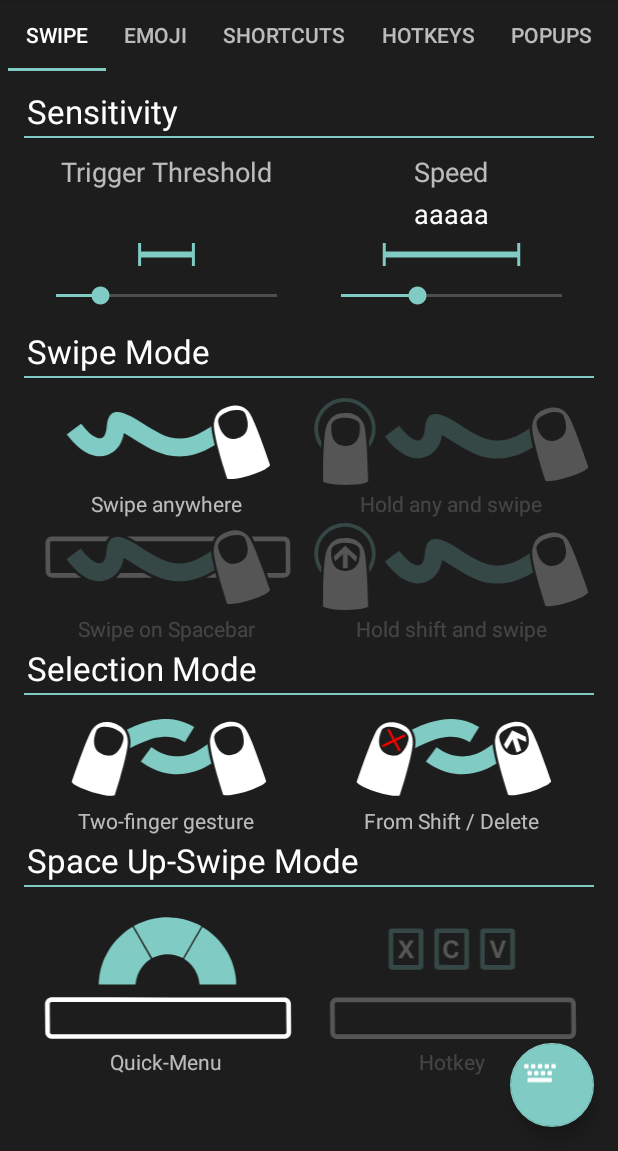
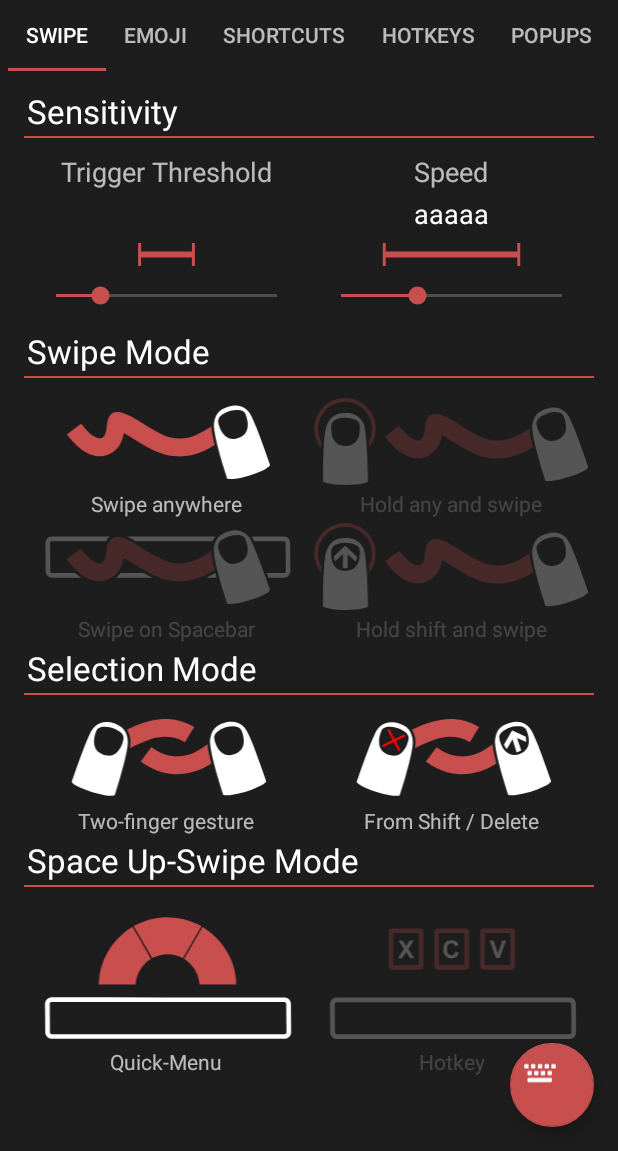
Before and after one commit to Nordskog/SwiftKeyExi, an Android app: the screen it shows after launch (MainActivity), on a phone screen of 412 x 824 dp, the part 85-1236 px from its top. Run offline under Robolectric (Android 15) with nearby library versions, the phone set to English and light mode, and no system bars; 3 statements that could not run were skipped.

Commit message:
Cleaned up styles, added material attribute aliases that can actually be accessed

```diff
--- a/app/src/main/res/values-v11/styles.xml
+++ b/app/src/main/res/values-v11/styles.xml
@@ -4,7 +4,7 @@
         Base application theme for API 11+. This theme completely replaces
         AppBaseTheme from res/values/styles.xml on API 11+ devices.
     -->
-    <style name="AppBaseTheme" parent="Theme.AppCompat.NoActionBar">
+    <style name="AppBaseTheme" parent="Theme.AppCompat.Light.NoActionBar">
         <!-- API 11 theme customizations can go here. -->
     </style>
 
--- a/app/src/main/res/values-v14/styles.xml
+++ b/app/src/main/res/values-v14/styles.xml
@@ -5,11 +5,8 @@
         AppBaseTheme from BOTH res/values/styles.xml and
         res/values-v11/styles.xml on API 14+ devices.
     -->
-    <style name="AppBaseTheme" parent="Theme.AppCompat.NoActionBar">
+    <style name="AppBaseTheme" parent="Theme.AppCompat">
         <!-- API 14 theme customizations can go here. -->
-        <item name="colorAccent">@color/colorAccent</item>
-
-
 
 
     </style>
--- a/app/src/main/res/values-v21/styles.xml
+++ b/app/src/main/res/values-v21/styles.xml
@@ -1,30 +1,9 @@
 <?xml version="1.0" encoding="utf-8"?>
 <resources>
 
-    <style name="AppBaseTheme" parent="Theme.AppCompat.NoActionBar">
-        <!-- API 14 theme customizations can go here. -->
-        <item name="colorAccent">@color/colorAccent</item>
-        <item name="android:statusBarColor">@android:color/black</item>
-
+    <style name="AppBaseTheme" parent="Theme.AppCompat">
+        <!-- API 21 theme customizations can go here. -->
 
     </style>
 
-    <style name="AppTheme" parent="Theme.AppCompat">
-        <!-- All customizations that are NOT specific to a particular API-level can go here. -->
-
-        <!-- <item name="android:alertDialogStyle"> @style/mydialogtheme </item> -->
-        <item name="preferenceTheme">@style/PreferenceThemeOverlay</item>
-        <item name="android:statusBarColor">@android:color/black</item>
-        <item name="android:colorBackground">@color/background_material_dark</item>
-    </style>
-
-    <style name="AppThemeLight" parent="Theme.AppCompat.Light">
-        <!-- All customizations that are NOT specific to a particular API-level can go here. -->
-
-        <!-- <item name="android:alertDialogStyle"> @style/mydialogtheme </item> -->
-        <item name="preferenceTheme">@style/PreferenceThemeOverlay</item>
-        <item name="android:colorForeground">@color/foreground_material_light</item>
-        <item name="android:statusBarColor">@android:color/black</item>
-        <item name="android:textColorPrimary">@color/primary_text_material_light</item>
-    </style>
 </resources>
--- a/app/src/main/res/values/colors.xml
+++ b/app/src/main/res/values/colors.xml
@@ -4,19 +4,29 @@
     <color name="global_background_color">#232323</color>
     <color name="standard_text_color">#777777</color>
 
-    <!-- Duplicate of material colors because kitkat is kitkat -->
+
+    <!-- Duplicate of material colors because kitkat is kitkat. Are these still needed? -->
     <color name="colorAccent">#FFC94E4E</color>
     <color name="accent_material_light_1">#003df5</color>
 
 
+    <color name="transparent">#00FFFFFF</color>
+
+    <!-- Non-default style values -->
     <color name="quick_men_default_color">#2d5bc6</color>
-    <color name="accent_material_light">#c94e4e</color>
+
+    <color name="card_background_light">#dee6e6e6</color>
+    <color name="card_background_dark">#de262626</color>
+
+
+    <color name="accent_material_light">#ff4873</color>
+    <color name="accent_material_dark">#c94e4e</color>
     <color name="primary_dark_material_dark">#0f0f0f</color>
     <color name="primary_dark_material_light">#c4c4c4</color>
     <color name="primary_material_dark">#1a1a1a</color>
     <color name="background_material_dark">#1d1d1d</color>
     <color name="foreground_material_light">#212121</color>
-    <color name="primary_text_default_material_light">#de1c1c1c</color>
-    <color name="primary_text_material_light">#de262626</color>
+    <color name="primary_text_material_dark">#e9e9e9</color>
+    <color name="primary_text_material_light">#262626</color>
 
 </resources>
--- a/app/src/main/res/values/styles.xml
+++ b/app/src/main/res/values/styles.xml
@@ -1,25 +1,14 @@
 <resources>
 
-    <!--
-        Base application theme, dependent on API level. This theme is replaced
-        by AppBaseTheme from res/values-vXX/styles.xml on newer devices.
-    -->
+
     <style name="AppBaseTheme" parent="Theme.AppCompat">
-        <!--
-            Theme customizations available in newer API levels can go in
-            res/values-vXX/styles.xml, while customizations related to
-            backward-compatibility can go here.
-        -->
+
+        <!--    Wisdom of the ancients: While just about everything will work fine even if you don't
+                define an AppBaseTheme like this, custom attributes will silently fail with cryptic error
+                messages. -->
     </style>
 
-    <style name="AppBaseThemeLight" parent="Theme.AppCompat.Light">
-        <!--
-            Theme customizations available in newer API levels can go in
-            res/values-vXX/styles.xml, while customizations related to
-            backward-compatibility can go here.
-        -->
 
-    </style>
 
     <!-- Application theme. -->
     <style name="AppTheme" parent="Theme.AppCompat">
@@ -28,7 +17,13 @@
        <!-- <item name="android:alertDialogStyle"> @style/mydialogtheme </item> -->
         <item name="preferenceTheme">@style/PreferenceThemeOverlay</item>
         <item name="android:colorBackground">@color/background_material_dark</item>
-        <item name="android:popupBackground">?attr/colorPrimaryDark</item>
+        <item name="android:colorForeground">@color/foreground_material_dark</item>
+
+        <item name="android:dialogTheme">@style/DialogTheme</item>
+        <item name="android:alertDialogTheme">@style/DialogTheme</item>
+
+        <item name="textColor">@color/primary_text_material_dark</item>
+        <item name="draggableCardColor">@color/card_background_dark</item>
     </style>
 
     <style name="AppThemeLight" parent="Theme.AppCompat.Light">
@@ -36,9 +31,23 @@
 
         <!-- <item name="android:alertDialogStyle"> @style/mydialogtheme </item> -->
         <item name="preferenceTheme">@style/PreferenceThemeOverlay</item>
+        <item name="android:colorBackground">@color/background_material_light</item>
         <item name="android:colorForeground">@color/foreground_material_light</item>
-        <item name="android:textColorPrimary">@color/primary_text_material_light</item>
-        <item name="android:popupBackground">?attr/colorPrimaryDark</item>
+
+        <item name="android:dialogTheme">@style/DialogTheme</item>
+
+        <item name="textColor">@color/primary_text_material_light</item>
+        <item name="draggableCardColor">@color/card_background_light</item>
+    </style>
+
+
+    <style name="DialogTheme" parent="Theme.AppCompat.Dialog">
+        <item name="android:windowBackground">@color/background_material_dark</item>
+        <item name="android:windowContentOverlay">@null</item>
+        <item name="android:windowIsFloating">true</item>
+        <item name="android:windowAnimationStyle">@android:style/Animation.Dialog</item>
+        <item name="android:windowMinWidthMajor">@android:dimen/dialog_min_width_major</item>
+        <item name="android:windowMinWidthMinor">@android:dimen/dialog_min_width_minor</item>
     </style>
 
 
```
Also changed, not shown: app/src/main/res/values/attr.xml (+7 -0 lines).
